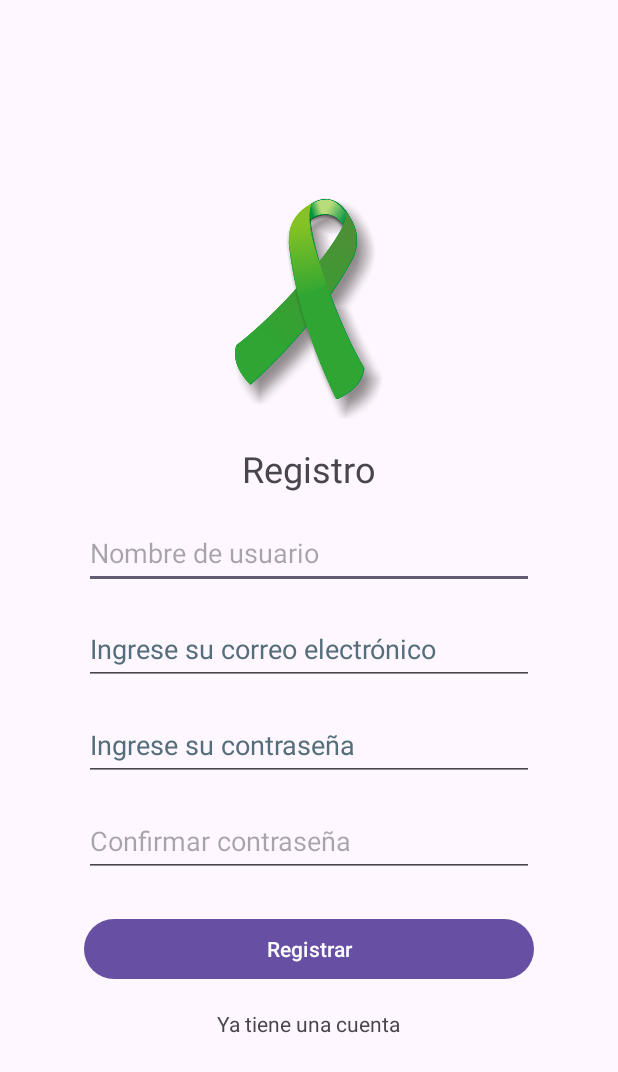
After one commit to Fernando1809/Diversamenteapk, an Android app: the SignUpActivity screen opened directly, with no data from a screen before it, on a phone screen of 412 x 824 dp. The commit adds this screen. Shown: the top 1072 px of the screen. Run offline under Robolectric (Android 15) with nearby library versions, the phone set to English and light mode, and no system bars; our stand-ins replace Firebase (no records; nobody signed in at launch, a user with empty details on screens opened directly).

Commit message:
feat: login with password and email

```diff
--- a/Diversamente/app/src/main/AndroidManifest.xml
+++ b/Diversamente/app/src/main/AndroidManifest.xml
@@ -13,6 +13,12 @@
         android:theme="@style/Theme.Diversamente"
         tools:targetApi="31">
         <activity
+            android:name=".SignUpActivity"
+            android:exported="false" />
+        <activity
+            android:name=".MainActivity2"
+            android:exported="false" />
+        <activity
             android:name=".MainActivity"
             android:exported="true">
             <intent-filter>
--- /dev/null
+++ b/Diversamente/app/src/main/java/com/example/diversamente/SignUpActivity.java
@@ -0,0 +1,114 @@
+package com.example.diversamente;
+
+import android.content.Intent;
+import android.content.SharedPreferences;
+import android.os.Bundle;
+import android.view.View;
+import android.widget.Button;
+import android.widget.EditText;
+import android.widget.TextView;
+import android.widget.Toast;
+
+import androidx.activity.EdgeToEdge;
+import androidx.annotation.NonNull;
+import androidx.appcompat.app.AppCompatActivity;
+import androidx.core.graphics.Insets;
+import androidx.core.view.ViewCompat;
+import androidx.core.view.WindowInsetsCompat;
+
+import com.google.android.gms.tasks.OnCompleteListener;
+import com.google.android.gms.tasks.Task;
+import com.google.firebase.auth.AuthResult;
+import com.google.firebase.auth.FirebaseAuth;
+import com.google.firebase.database.DatabaseReference;
+import com.google.firebase.database.FirebaseDatabase;
+
+public class SignUpActivity extends AppCompatActivity {
+
+    private FirebaseAuth mAuth;
+
+    private EditText txtName, txtEmail, txtPassword, txtconPassword;
+    private Button btnRegister;
+    private TextView loginNowBtn;
+    DatabaseReference databaseReference = FirebaseDatabase.getInstance().getReferenceFromUrl("https://diversamente-1d32d-default-rtdb.firebaseio.com/");
+
+    @Override
+    protected void onCreate(Bundle savedInstanceState) {
+        super.onCreate(savedInstanceState);
+        EdgeToEdge.enable(this);
+        setContentView(R.layout.activity_sign_up);
+        ViewCompat.setOnApplyWindowInsetsListener(findViewById(R.id.main), (v, insets) -> {
+            Insets systemBars = insets.getInsets(WindowInsetsCompat.Type.systemBars());
+            v.setPadding(systemBars.left, systemBars.top, systemBars.right, systemBars.bottom);
+            return insets;
+        });
+
+        mAuth = FirebaseAuth.getInstance();
+
+        txtName = findViewById(R.id.txtUsername);
+        txtEmail = findViewById(R.id.txtEmail);
+        txtPassword = findViewById(R.id.txtPassword);
+        txtconPassword = findViewById(R.id.txtConfirmPassword);
+        btnRegister = findViewById(R.id.btnRegister);
+        loginNowBtn = findViewById(R.id.txtLoginLink);
+
+        btnRegister.setOnClickListener(new View.OnClickListener() {
+            @Override
+            public void onClick(View view) {
+                registrarUsuario();
+
+            }
+        });
+
+    }
+
+    private void registrarUsuario() {
+        String email = txtEmail.getText().toString();
+        String password = txtPassword.getText().toString();
+
+        if (email.isEmpty() || password.isEmpty()) {
+            Toast.makeText(this, "Por favor, completa todos los campos", Toast.LENGTH_SHORT).show();
+            return;
+        }
+
+        try {
+            mAuth.createUserWithEmailAndPassword(email, password)
+                    .addOnCompleteListener(this, new OnCompleteListener<AuthResult>() {
+                        @Override
+                        public void onComplete(@NonNull Task<AuthResult> task) {
+                            if (task.isSuccessful()) {
+                                final String psswd = txtPassword.getText().toString();
+                                final String emailp = txtEmail.getText().toString();
+                                final String name = txtName.getText().toString();
+                                final String emailPath = emailp.replace(".", "_");
+
+                                try{
+                                    databaseReference.child("users").child(emailPath).child("email").setValue(emailp);
+                                    databaseReference.child("users").child(emailPath).child("name").setValue(name);
+                                    databaseReference.child("users").child(emailPath).child("password").setValue(psswd);
+
+                                    Toast.makeText(getApplicationContext(), "Usuario registrado con exito", Toast.LENGTH_SHORT).show();
+
+                                    finish();
+                                }catch (Exception e){
+                                    msgToast(e.getMessage());
+                                }
+                                Toast.makeText(getApplicationContext(), "Registro exitoso", Toast.LENGTH_SHORT).show();
+                                // Implementa la lógica para redirigir al usuario a la actividad principal
+                            } else {
+                                Toast.makeText(getApplicationContext(), "Error en el registro!", Toast.LENGTH_SHORT).show();
+                            }
+                        }
+                    });
+
+        }catch (Exception e){
+            msgToast(e.getMessage());
+        }
+
+    }
+
+
+    private void msgToast(String message) {
+        Toast.makeText(getApplicationContext(),message, Toast.LENGTH_LONG).show();
+    }
+}
--- /dev/null
+++ b/Diversamente/app/src/main/res/layout/activity_sign_up.xml
@@ -0,0 +1,99 @@
+<?xml version="1.0" encoding="utf-8"?>
+<RelativeLayout xmlns:android="http://schemas.android.com/apk/res/android"
+    xmlns:app="http://schemas.android.com/apk/res-auto"
+    xmlns:tools="http://schemas.android.com/tools"
+    android:id="@+id/main"
+    android:layout_width="match_parent"
+    android:layout_height="match_parent"
+    tools:context=".SignUpActivity">
+
+    <RelativeLayout
+        android:layout_width="300dp"
+        android:layout_height="wrap_content"
+        android:layout_centerHorizontal="true"
+        android:layout_centerVertical="true"
+        android:contentDescription="@string/contenedor_de_registro"
+        tools:ignore="UselessParent">
+
+        <ImageView
+            android:id="@+id/logo"
+            android:layout_width="144dp"
+            android:layout_height="148dp"
+            android:src="@drawable/logo"
+            android:layout_centerHorizontal="true"
+            android:contentDescription="@string/logo_de_la_aplicaci_n" />
+
+        <TextView
+            android:id="@+id/titulo"
+            android:layout_width="wrap_content"
+            android:layout_height="wrap_content"
+            android:text="@string/registro"
+            android:textSize="24sp"
+            android:layout_below="@id/logo"
+            android:layout_marginTop="16dp"
+            android:layout_centerHorizontal="true" />
+
+        <EditText
+            android:id="@+id/txtUsername"
+            android:layout_width="match_parent"
+            android:layout_height="wrap_content"
+            android:layout_below="@id/titulo"
+            android:layout_marginTop="16dp"
+            android:hint="@string/nombre_de_usuario"
+            android:inputType="textPersonName"
+            android:minHeight="48dp" />
+
+        <EditText
+            android:id="@+id/txtEmail"
+            android:layout_width="match_parent"
+            android:layout_height="wrap_content"
+            android:layout_below="@id/txtUsername"
+            android:layout_marginTop="16dp"
+            android:hint="@string/hint_email"
+            android:inputType="textEmailAddress"
+            android:minHeight="48dp"
+            android:textColorHint="#546E7A" />
+
+        <EditText
+            android:id="@+id/txtPassword"
+            android:layout_width="match_parent"
+            android:layout_height="wrap_content"
+            android:layout_below="@id/txtEmail"
+            android:layout_marginTop="16dp"
+            android:hint="@string/hint_password"
+            android:inputType="textPassword"
+            android:minHeight="48dp"
+            android:textColorHint="#546E7A" />
+
+        <EditText
+            android:id="@+id/txtConfirmPassword"
+            android:layout_width="match_parent"
+            android:layout_height="wrap_content"
+            android:layout_below="@id/txtPassword"
+            android:layout_marginTop="16dp"
+            android:autofillHints=""
+            android:hint="@string/confirmar_contrase_a"
+            android:inputType="textPassword"
+            android:minHeight="48dp" />
+
+        <Button
+            android:id="@+id/btnRegister"
+            android:layout_width="match_parent"
+            android:layout_height="wrap_content"
+            android:layout_below="@id/txtConfirmPassword"
+            android:layout_marginTop="24dp"
+            android:text="@string/Registrar"/>
+
+        <TextView
+            android:id="@+id/txtLoginLink"
+            android:layout_width="wrap_content"
+            android:layout_height="wrap_content"
+            android:text="@string/Ya_tiene_una_cuenta"
+            android:textColor="@color/link_color"
+            android:layout_below="@id/btnRegister"
+            android:layout_marginTop="16dp"
+            android:layout_centerHorizontal="true"/>
+
+    </RelativeLayout>
+
+</RelativeLayout>
--- a/Diversamente/build.gradle.kts
+++ b/Diversamente/build.gradle.kts
@@ -1,4 +1,6 @@
 // Top-level build file where you can add configuration options common to all sub-projects/modules.
 plugins {
     alias(libs.plugins.android.application) apply false
+    id("com.google.gms.google-services") version "4.3.15" apply false
+
 }
```
Also changed, not shown: Diversamente/app/build.gradle.kts (+8 -0 lines), Diversamente/app/src/main/java/com/example/diversamente/MainActivity.java (+7 -1 lines).
